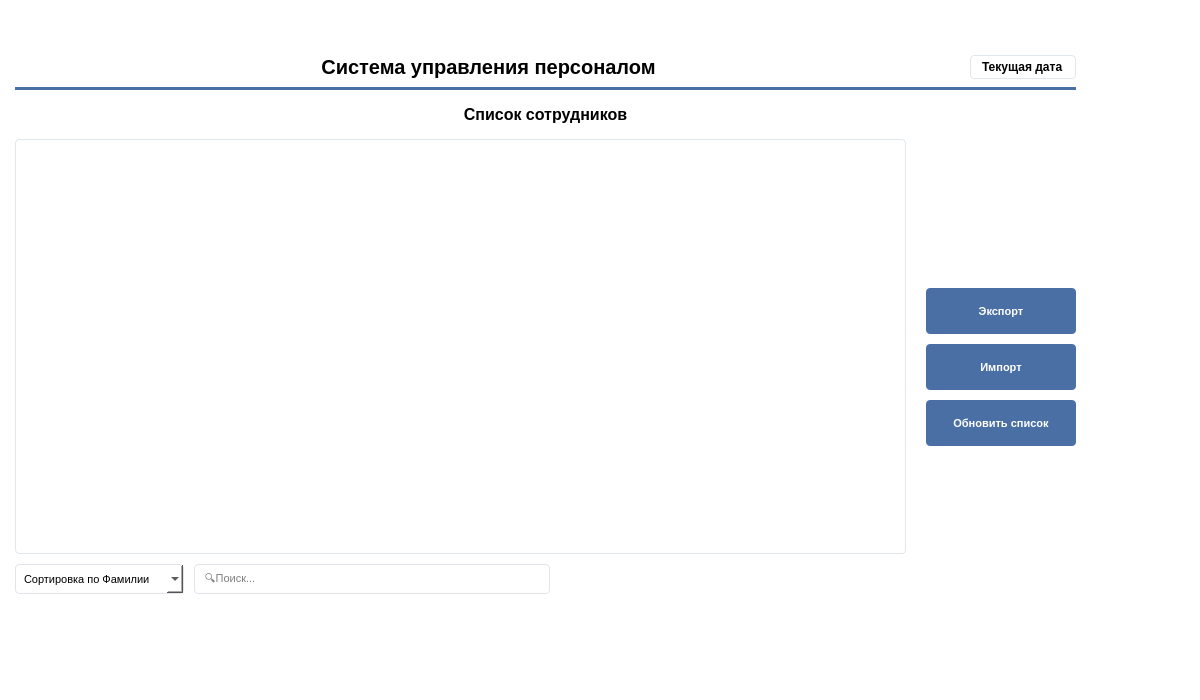
Before: the Qt Designer form UI/Admin/Список сотрудников переделанная.ui in Ainyr-Akhmadishin/Hotel_management_system, drawn with Qt 5.
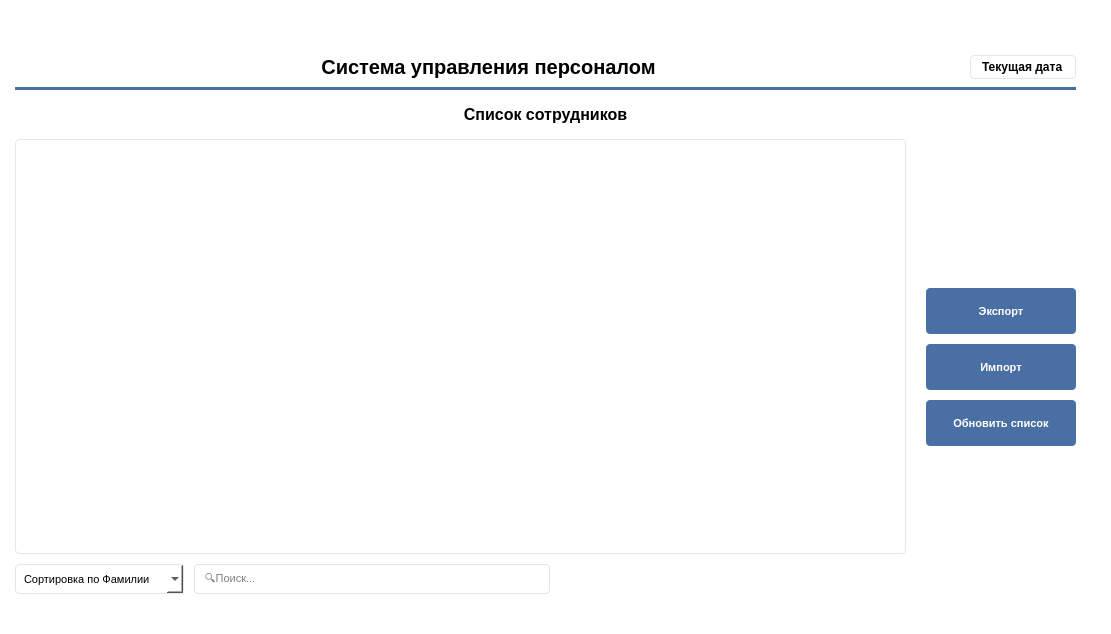
After: the same form once the commit is applied.

What changed in the file:
```diff
--- a/UI/Admin/Список сотрудников переделанная.ui
+++ b/UI/Admin/Список сотрудников переделанная.ui
@@ -6,8 +6,8 @@
    <rect>
     <x>0</x>
     <y>0</y>
-    <width>1200</width>
-    <height>700</height>
+    <width>1111</width>
+    <height>634</height>
    </rect>
   </property>
   <property name="windowTitle">
```
